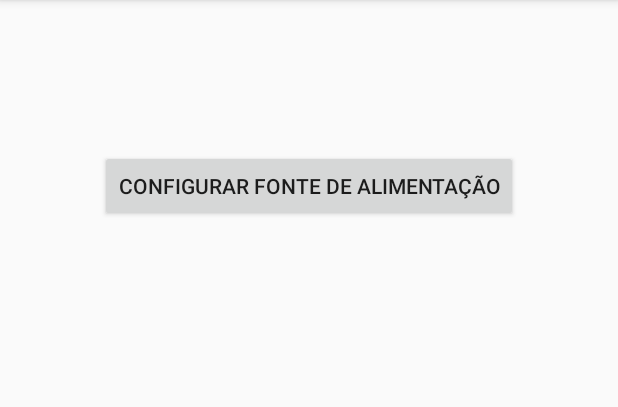
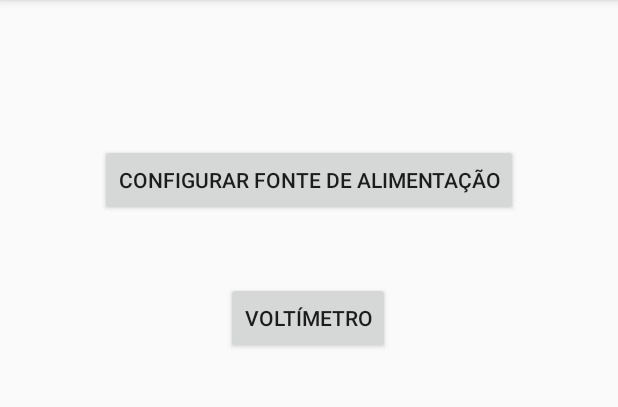
Before and after one commit to JeanSilvaCWB/AppLaboratorioPessoal, an Android app: the fragment MenuFragment shown on its own in the app's theme, on a phone screen of 412 x 824 dp, the part 84-491 px from its top. Run offline under Robolectric (Android 15) with nearby library versions, the phone set to English and light mode, and no system bars; 1 statement that could not run was skipped.

Commit message:
Implementação do MenuFragment.

```diff
--- a/app/src/main/java/com/example/applaboratoriopessoal/View/MenuFragment.java
+++ b/app/src/main/java/com/example/applaboratoriopessoal/View/MenuFragment.java
@@ -3,35 +3,56 @@ package com.example.applaboratoriopessoal.View;
 import android.os.Bundle;
 
 import androidx.fragment.app.Fragment;
+import androidx.fragment.app.FragmentManager;
+import androidx.fragment.app.FragmentTransaction;
 
 import android.view.LayoutInflater;
 import android.view.View;
 import android.view.ViewGroup;
+import android.widget.Button;
+import android.widget.TextView;
+import android.widget.Toast;
 
+import com.example.applaboratoriopessoal.Listener.BluetoothListener;
 import com.example.applaboratoriopessoal.R;
 
-public class MenuFragment extends Fragment {
+import static android.widget.Toast.LENGTH_LONG;
+
+public class MenuFragment extends Fragment implements BluetoothListener {
+    BluetoothConnectionActivity bluetoothConnectionActivity;
+    private View rootView;
+    Button btnConfigurarFonteAlimentacao;
+    Button btnVoltimetro;
 
     public MenuFragment() {
         // Required empty public constructor
     }
 
-    public static MenuFragment newInstance() {
+    public static MenuFragment newInstance(BluetoothConnectionActivity bluetoothConnectionActivity) {
         MenuFragment fragment = new MenuFragment();
         Bundle args = new Bundle();
         fragment.setArguments(args);
+        fragment.bluetoothConnectionActivity = bluetoothConnectionActivity;
         return fragment;
     }
 
     @Override
     public void onCreate(Bundle savedInstanceState) {
         super.onCreate(savedInstanceState);
+        bluetoothConnectionActivity.setBluetoothListener(this);
     }
 
     @Override
     public View onCreateView(LayoutInflater inflater, ViewGroup container,
                              Bundle savedInstanceState) {
         // Inflate the layout for this fragment
-        return inflater.inflate(R.layout.fragment_menu, container, false);
+        rootView = inflater.inflate(R.layout.fragment_menu, container, false);
+        btnConfigurarFonteAlimentacao = (Button)rootView.findViewById(R.id.btnConfigurarFonteAlimentacao);
+        btnVoltimetro = (Button)rootView.findViewById(R.id.btnVoltimetro);
+        return rootView;
+    }
+
+    @Override
+    public void setTextOnTextView(String textoInserido) {
     }
 }
--- a/app/src/main/res/layout/fragment_menu.xml
+++ b/app/src/main/res/layout/fragment_menu.xml
@@ -1,16 +1,38 @@
 <?xml version="1.0" encoding="utf-8"?>
 <FrameLayout xmlns:android="http://schemas.android.com/apk/res/android"
+    xmlns:app="http://schemas.android.com/apk/res-auto"
     xmlns:tools="http://schemas.android.com/tools"
     android:layout_width="match_parent"
     android:layout_height="match_parent"
     tools:context=".View.MenuFragment">
 
-    <Button
-        android:id="@+id/btnConfiguraFonteAlimentacao"
-        android:layout_width="wrap_content"
-        android:layout_height="wrap_content"
-        android:layout_gravity="center_horizontal"
-        android:layout_marginTop="100dp"
-        android:text="Configurar Fonte de Alimentação" />
+    <androidx.constraintlayout.widget.ConstraintLayout
+        android:layout_width="match_parent"
+        android:layout_height="match_parent">
+
+        <Button
+            android:id="@+id/btnConfigurarFonteAlimentacao"
+            android:layout_width="wrap_content"
+            android:layout_height="wrap_content"
+            android:layout_marginTop="96dp"
+            android:text="Configurar Fonte de Alimentação"
+            app:layout_constraintEnd_toEndOf="parent"
+            app:layout_constraintHorizontal_bias="0.498"
+            app:layout_constraintStart_toStartOf="parent"
+            app:layout_constraintTop_toTopOf="parent" />
+
+        <Button
+            android:id="@+id/btnVoltimetro"
+            android:layout_width="wrap_content"
+            android:layout_height="wrap_content"
+            android:layout_marginTop="44dp"
+            android:text="Voltímetro"
+            app:layout_constraintBottom_toBottomOf="parent"
+            app:layout_constraintEnd_toEndOf="@+id/btnConfigurarFonteAlimentacao"
+            app:layout_constraintHorizontal_bias="0.497"
+            app:layout_constraintStart_toStartOf="@+id/btnConfigurarFonteAlimentacao"
+            app:layout_constraintTop_toBottomOf="@+id/btnConfigurarFonteAlimentacao"
+            app:layout_constraintVertical_bias="0.0" />
+    </androidx.constraintlayout.widget.ConstraintLayout>
 
 </FrameLayout>
```
Also changed, not shown: app/src/main/java/com/example/applaboratoriopessoal/View/VoltimetroFragment.java (+14 -3 lines), app/src/main/res/layout/fragment_voltimetro.xml (+34 -6 lines).
